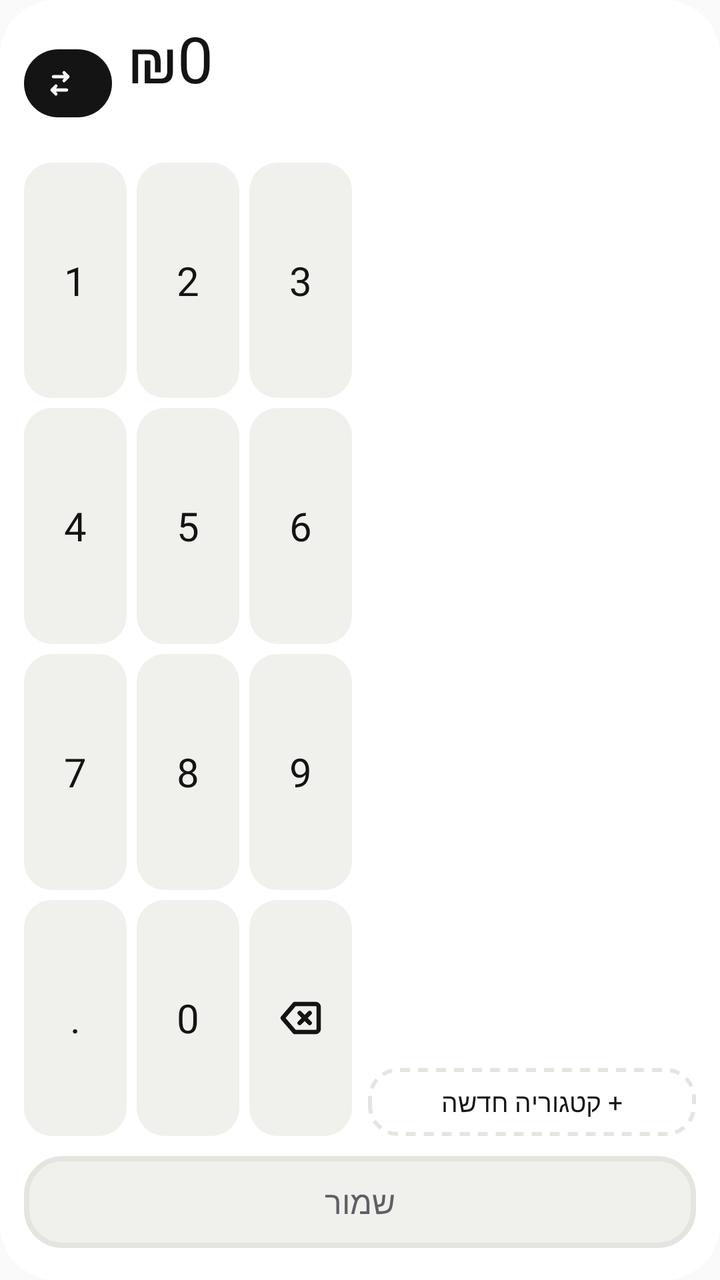
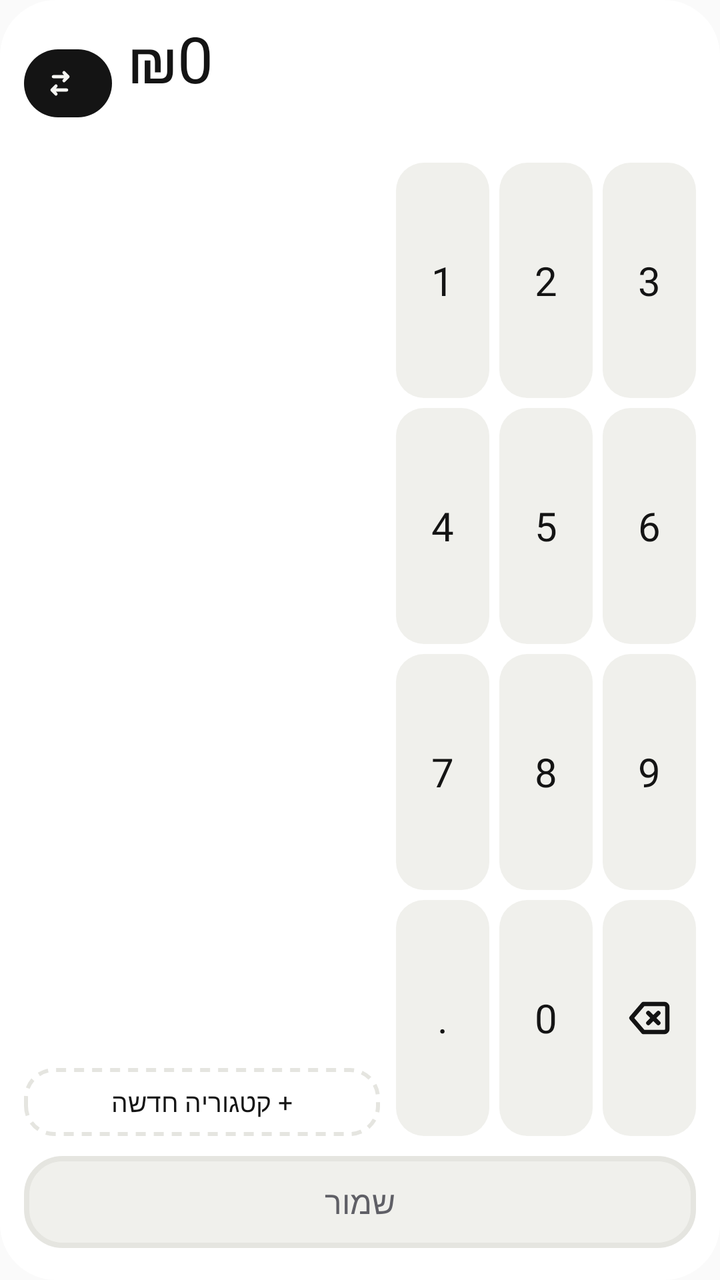

Before-and-after screenshots of an Android layout around one commit, followed by the original layout XML and the change that was made.
<!-- AndroidManifest.xml: application theme AppTheme -->
<!-- res/layout/widget_quick_add.xml -->
<?xml version="1.0" encoding="utf-8"?>
<LinearLayout xmlns:android="http://schemas.android.com/apk/res/android"
    android:id="@+id/root"
    android:layoutDirection="rtl"
    android:layout_width="match_parent"
    android:layout_height="match_parent"
    android:background="@drawable/widget_bg"
    android:orientation="vertical"
    android:padding="12dp">

    
    <LinearLayout
        android:layout_width="match_parent"
        android:layout_height="wrap_content"
        android:gravity="center_vertical"
        android:orientation="horizontal"
        android:paddingStart="4dp">

        <LinearLayout
            android:layout_width="0dp"
            android:layout_height="wrap_content"
            android:layout_weight="1"
            android:orientation="vertical">

            <TextView
                android:id="@+id/amount"
                android:layout_width="match_parent"
                android:layout_height="40dp"
                android:ellipsize="end"
                android:fontFamily="@font/rubik_extrabold"
                android:gravity="start"
                android:includeFontPadding="false"
                android:maxLines="1"
                android:text="₪0"
                android:textColor="@color/w_ink"
                android:textDirection="ltr"
                android:autoSizeMaxTextSize="32sp"
                android:autoSizeMinTextSize="16sp"
                android:autoSizeTextType="uniform"
                android:textSize="32sp" />

            <TextView
                android:id="@+id/status"
                android:layout_width="match_parent"
                android:layout_height="wrap_content"
                android:layout_marginTop="2dp"
                android:ellipsize="end"
                android:fontFamily="@font/rubik_semibold"
                android:maxLines="1"
                android:textColor="@color/w_ink_dim"
                android:textSize="12.5sp" />
        </LinearLayout>

        <LinearLayout
            android:id="@+id/space"
            android:layout_width="wrap_content"
            android:layout_height="34dp"
            android:layout_marginStart="8dp"
            android:background="@drawable/widget_pill_ink"
            android:gravity="center_vertical"
            android:orientation="horizontal"
            android:paddingStart="12dp"
            android:paddingEnd="10dp">

            <TextView
                android:id="@+id/space_name"
                android:layout_width="wrap_content"
                android:layout_height="wrap_content"
                android:ellipsize="end"
                android:fontFamily="@font/rubik_extrabold"
                android:maxLines="1"
                android:maxWidth="110dp"
                android:textColor="@color/w_on_ink"
                android:textSize="13sp" />

            <ImageView
                android:id="@+id/space_swap"
                android:layout_width="16dp"
                android:layout_height="16dp"
                android:layout_marginStart="6dp"
                android:contentDescription="החלף מרחב"
                android:src="@drawable/ic_w_swap" />
        </LinearLayout>
    </LinearLayout>

    
    <LinearLayout
        android:layout_width="match_parent"
        android:layout_height="0dp"
        android:layout_marginTop="10dp"
        android:layout_weight="1"
        android:orientation="horizontal">

        <LinearLayout
            android:layout_width="0dp"
            android:layout_height="match_parent"
            android:layout_marginEnd="8dp"
            android:layout_weight="1"
            android:orientation="vertical">

            <ListView
                android:id="@+id/categories"
                android:layout_width="match_parent"
                android:layout_height="0dp"
                android:layout_weight="1"
                android:divider="@null"
                android:dividerHeight="0dp"
                android:listSelector="@android:color/transparent"
                android:scrollbars="none" />

            <TextView
                android:id="@+id/new_category"
                android:layout_width="match_parent"
                android:layout_height="34dp"
                android:layout_marginTop="4dp"
                android:background="@drawable/widget_dashed"
                android:fontFamily="@font/rubik_extrabold"
                android:gravity="center"
                android:text="+ קטגוריה חדשה"
                android:textColor="@color/w_ink"
                android:textSize="13sp" />
        </LinearLayout>

        <LinearLayout
            android:layout_width="0dp"
            android:layout_height="match_parent"
            android:layout_weight="1"
            android:layoutDirection="ltr"
            android:orientation="vertical">
            <LinearLayout
                android:layout_width="match_parent"
                android:layout_height="0dp"
                android:layout_weight="1"
                android:orientation="horizontal">
                <TextView
                    android:id="@+id/key_1"
                    android:layout_width="0dp"
                    android:layout_height="match_parent"
                    android:layout_weight="1"
                    android:layout_marginEnd="5dp"
                    android:background="@drawable/widget_key"
                    android:fontFamily="@font/rubik_extrabold"
                    android:gravity="center"
                    android:text="1"
                    android:textColor="@color/w_ink"
                    android:textSize="20sp" />
                <TextView
                    android:id="@+id/key_2"
                    android:layout_width="0dp"
                    android:layout_height="match_parent"
                    android:layout_weight="1"
                    android:layout_marginEnd="5dp"
                    android:background="@drawable/widget_key"
                    android:fontFamily="@font/rubik_extrabold"
                    android:gravity="center"
                    android:text="2"
                    android:textColor="@color/w_ink"
                    android:textSize="20sp" />
                <TextView
                    android:id="@+id/key_3"
                    android:layout_width="0dp"
                    android:layout_height="match_parent"
                    android:layout_weight="1"
                    android:background="@drawable/widget_key"
                    android:fontFamily="@font/rubik_extrabold"
                    android:gravity="center"
                    android:text="3"
                    android:textColor="@color/w_ink"
                    android:textSize="20sp" />
            </LinearLayout>
            <LinearLayout
                android:layout_width="match_parent"
                android:layout_height="0dp"
                android:layout_weight="1"
                android:layout_marginTop="5dp"
                android:orientation="horizontal">
                <TextView
                    android:id="@+id/key_4"
                    android:layout_width="0dp"
                    android:layout_height="match_parent"
                    android:layout_weight="1"
                    android:layout_marginEnd="5dp"
                    android:background="@drawable/widget_key"
                    android:fontFamily="@font/rubik_extrabold"
                    android:gravity="center"
                    android:text="4"
                    android:textColor="@color/w_ink"
                    android:textSize="20sp" />
                <TextView
                    android:id="@+id/key_5"
                    android:layout_width="0dp"
                    android:layout_height="match_parent"
                    android:layout_weight="1"
                    android:layout_marginEnd="5dp"
                    android:background="@drawable/widget_key"
                    android:fontFamily="@font/rubik_extrabold"
                    android:gravity="center"
                    android:text="5"
                    android:textColor="@color/w_ink"
                    android:textSize="20sp" />
                <TextView
                    android:id="@+id/key_6"
                    android:layout_width="0dp"
                    android:layout_height="match_parent"
                    android:layout_weight="1"
                    android:background="@drawable/widget_key"
                    android:fontFamily="@font/rubik_extrabold"
                    android:gravity="center"
                    android:text="6"
                    android:textColor="@color/w_ink"
                    android:textSize="20sp" />
            </LinearLayout>
            <LinearLayout
                android:layout_width="match_parent"
                android:layout_height="0dp"
                android:layout_weight="1"
                android:layout_marginTop="5dp"
                android:orientation="horizontal">
                <TextView
                    android:id="@+id/key_7"
                    android:layout_width="0dp"
                    android:layout_height="match_parent"
                    android:layout_weight="1"
                    android:layout_marginEnd="5dp"
                    android:background="@drawable/widget_key"
                    android:fontFamily="@font/rubik_extrabold"
                    android:gravity="center"
                    android:text="7"
                    android:textColor="@color/w_ink"
                    android:textSize="20sp" />
                <TextView
                    android:id="@+id/key_8"
                    android:layout_width="0dp"
                    android:layout_height="match_parent"
                    android:layout_weight="1"
                    android:layout_marginEnd="5dp"
                    android:background="@drawable/widget_key"
                    android:fontFamily="@font/rubik_extrabold"
                    android:gravity="center"
                    android:text="8"
                    android:textColor="@color/w_ink"
                    android:textSize="20sp" />
                <TextView
                    android:id="@+id/key_9"
                    android:layout_width="0dp"
                    android:layout_height="match_parent"
                    android:layout_weight="1"
                    android:background="@drawable/widget_key"
                    android:fontFamily="@font/rubik_extrabold"
                    android:gravity="center"
                    android:text="9"
                    android:textColor="@color/w_ink"
                    android:textSize="20sp" />
            </LinearLayout>
            <LinearLayout
                android:layout_width="match_parent"
                android:layout_height="0dp"
                android:layout_weight="1"
                android:layout_marginTop="5dp"
                android:orientation="horizontal">
                <TextView
                    android:id="@+id/key_dot"
                    android:layout_width="0dp"
                    android:layout_height="match_parent"
                    android:layout_weight="1"
                    android:layout_marginEnd="5dp"
                    android:background="@drawable/widget_key"
                    android:fontFamily="@font/rubik_extrabold"
                    android:gravity="center"
                    android:text="."
                    android:textColor="@color/w_ink"
                    android:textSize="20sp" />
                <TextView
                    android:id="@+id/key_0"
                    android:layout_width="0dp"
                    android:layout_height="match_parent"
                    android:layout_weight="1"
                    android:layout_marginEnd="5dp"
                    android:background="@drawable/widget_key"
                    android:fontFamily="@font/rubik_extrabold"
                    android:gravity="center"
                    android:text="0"
                    android:textColor="@color/w_ink"
                    android:textSize="20sp" />
                <ImageView
                    android:id="@+id/key_del"
                    android:layout_width="0dp"
                    android:layout_height="match_parent"
                    android:layout_weight="1"
                    android:background="@drawable/widget_key"
                    android:contentDescription="מחק"
                    android:scaleType="center"
                    android:src="@drawable/ic_w_backspace" />
            </LinearLayout>
        </LinearLayout>
    </LinearLayout>

    <TextView
        android:id="@+id/save"
        android:layout_width="match_parent"
        android:layout_height="50dp"
        android:layout_marginTop="10dp"
        android:background="@drawable/widget_btn_disabled"
        android:fontFamily="@font/rubik_extrabold"
        android:gravity="center"
        android:paddingBottom="4dp"
        android:text="שמור"
        android:textColor="@color/w_ink_dim"
        android:textSize="16sp" />
</LinearLayout>
<!-- resources referenced by this layout -->
<resources>
  <color name="w_ink">#141414</color>
  <color name="w_ink_dim">#5F5F66</color>
  <color name="w_on_ink">#F6F6F3</color>
  <!-- drawable ic_w_backspace (drawable) -->
  <?xml version="1.0" encoding="utf-8"?>
  <vector xmlns:android="http://schemas.android.com/apk/res/android"
      android:width="24dp"
      android:height="24dp"
      android:viewportWidth="24"
      android:viewportHeight="24">
      <path
          android:pathData="M9 5h10.5a1.5 1.5 0 0 1 1.5 1.5v11a1.5 1.5 0 0 1-1.5 1.5H9l-6-7Z"
          android:strokeColor="@color/w_ink"
          android:strokeWidth="2.2"
          android:strokeLineJoin="round" />
      <path
          android:pathData="m11.5 9.5 5 5m0-5-5 5"
          android:strokeColor="@color/w_ink"
          android:strokeWidth="2.2"
          android:strokeLineCap="round" />
  </vector>
  <!-- drawable ic_w_swap (drawable) -->
  <?xml version="1.0" encoding="utf-8"?>
  <vector xmlns:android="http://schemas.android.com/apk/res/android"
      android:width="24dp"
      android:height="24dp"
      android:viewportWidth="24"
      android:viewportHeight="24">
      <path
          android:pathData="M7 7h11m0 0-3-3m3 3-3 3M17 17H6m0 0 3-3m-3 3 3 3"
          android:strokeColor="@color/w_on_ink"
          android:strokeWidth="2.4"
          android:strokeLineCap="round"
          android:strokeLineJoin="round" />
  </vector>
  <!-- drawable widget_bg (drawable) -->
  <?xml version="1.0" encoding="utf-8"?>
  <shape xmlns:android="http://schemas.android.com/apk/res/android" android:shape="rectangle">
      <solid android:color="@color/w_surface" />
      <corners android:radius="28dp" />
  </shape>
  <!-- drawable widget_btn_disabled (drawable) -->
  <?xml version="1.0" encoding="utf-8"?>
  <layer-list xmlns:android="http://schemas.android.com/apk/res/android">
      <item android:bottom="4dp">
          <shape android:shape="rectangle">
              <solid android:color="@color/w_surface_2" />
              <stroke android:width="2.5dp" android:color="@color/w_surface_3" />
              <corners android:radius="18dp" />
          </shape>
      </item>
  </layer-list>
  <!-- drawable widget_key (drawable) -->
  <?xml version="1.0" encoding="utf-8"?>
  <selector xmlns:android="http://schemas.android.com/apk/res/android">
      <item android:state_pressed="true">
          <shape android:shape="rectangle">
              <solid android:color="@color/w_surface_3" />
              <corners android:radius="14dp" />
          </shape>
      </item>
      <item>
          <shape android:shape="rectangle">
              <solid android:color="@color/w_surface_2" />
              <corners android:radius="14dp" />
          </shape>
      </item>
  </selector>
  <!-- drawable widget_pill_ink (drawable) -->
  <?xml version="1.0" encoding="utf-8"?>
  <shape xmlns:android="http://schemas.android.com/apk/res/android" android:shape="rectangle">
      <solid android:color="@color/w_ink" />
      <corners android:radius="999dp" />
  </shape>
  <style name="AppTheme" parent="Theme.AppCompat.Light.DarkActionBar">
          
          <item name="colorPrimary">@color/colorPrimary</item>
          <item name="colorPrimaryDark">@color/colorPrimaryDark</item>
          <item name="colorAccent">@color/colorAccent</item>
      </style>
  <color name="w_surface">#FFFFFF</color>
  <color name="w_surface_2">#F0F0EC</color>
  <color name="w_surface_3">#E5E5E0</color>
  <!-- unchanged entries left out for length: 1 -->
</resources>

<!-- the commit's change to res/layout/widget_quick_add.xml (unified diff, before → after) -->
@@ -92,9 +92,182 @@
         android:orientation="horizontal">
 
         <LinearLayout
+            android:id="@+id/keypad"
+            android:layout_width="150dp"
+            android:layout_height="match_parent"
+            android:layoutDirection="ltr"
+            android:orientation="vertical">
+            <LinearLayout
+                android:layout_width="match_parent"
+                android:layout_height="0dp"
+                android:layout_weight="1"
+                android:orientation="horizontal">
+                <TextView
+                    android:id="@+id/key_1"
+                    android:layout_width="0dp"
+                    android:layout_height="match_parent"
+                    android:layout_weight="1"
+                    android:layout_marginEnd="5dp"
+                    android:background="@drawable/widget_key"
+                    android:fontFamily="@font/rubik_extrabold"
+                    android:gravity="center"
+                    android:text="1"
+                    android:textColor="@color/w_ink"
+                    android:textSize="20sp" />
+                <TextView
+                    android:id="@+id/key_2"
+                    android:layout_width="0dp"
+                    android:layout_height="match_parent"
+                    android:layout_weight="1"
+                    android:layout_marginEnd="5dp"
+                    android:background="@drawable/widget_key"
+                    android:fontFamily="@font/rubik_extrabold"
+                    android:gravity="center"
+                    android:text="2"
+                    android:textColor="@color/w_ink"
+                    android:textSize="20sp" />
+                <TextView
+                    android:id="@+id/key_3"
+                    android:layout_width="0dp"
+                    android:layout_height="match_parent"
+                    android:layout_weight="1"
+                    android:background="@drawable/widget_key"
+                    android:fontFamily="@font/rubik_extrabold"
+                    android:gravity="center"
+                    android:text="3"
+                    android:textColor="@color/w_ink"
+                    android:textSize="20sp" />
+            </LinearLayout>
+            <LinearLayout
+                android:layout_width="match_parent"
+                android:layout_height="0dp"
+                android:layout_weight="1"
+                android:layout_marginTop="5dp"
+                android:orientation="horizontal">
+                <TextView
+                    android:id="@+id/key_4"
+                    android:layout_width="0dp"
+                    android:layout_height="match_parent"
+                    android:layout_weight="1"
+                    android:layout_marginEnd="5dp"
+                    android:background="@drawable/widget_key"
+                    android:fontFamily="@font/rubik_extrabold"
+                    android:gravity="center"
+                    android:text="4"
+                    android:textColor="@color/w_ink"
+                    android:textSize="20sp" />
+                <TextView
+                    android:id="@+id/key_5"
+                    android:layout_width="0dp"
+                    android:layout_height="match_parent"
+                    android:layout_weight="1"
+                    android:layout_marginEnd="5dp"
+                    android:background="@drawable/widget_key"
+                    android:fontFamily="@font/rubik_extrabold"
+                    android:gravity="center"
+                    android:text="5"
+                    android:textColor="@color/w_ink"
+                    android:textSize="20sp" />
+                <TextView
+                    android:id="@+id/key_6"
+                    android:layout_width="0dp"
+                    android:layout_height="match_parent"
+                    android:layout_weight="1"
+                    android:background="@drawable/widget_key"
+                    android:fontFamily="@font/rubik_extrabold"
+                    android:gravity="center"
+                    android:text="6"
+                    android:textColor="@color/w_ink"
+                    android:textSize="20sp" />
+            </LinearLayout>
+            <LinearLayout
+                android:layout_width="match_parent"
+                android:layout_height="0dp"
+                android:layout_weight="1"
+                android:layout_marginTop="5dp"
+                android:orientation="horizontal">
+                <TextView
+                    android:id="@+id/key_7"
+                    android:layout_width="0dp"
+                    android:layout_height="match_parent"
+                    android:layout_weight="1"
+                    android:layout_marginEnd="5dp"
+                    android:background="@drawable/widget_key"
+                    android:fontFamily="@font/rubik_extrabold"
+                    android:gravity="center"
+                    android:text="7"
+                    android:textColor="@color/w_ink"
+                    android:textSize="20sp" />
+                <TextView
+                    android:id="@+id/key_8"
+                    android:layout_width="0dp"
+                    android:layout_height="match_parent"
+                    android:layout_weight="1"
+                    android:layout_marginEnd="5dp"
+                    android:background="@drawable/widget_key"
+                    android:fontFamily="@font/rubik_extrabold"
+                    android:gravity="center"
+                    android:text="8"
+                    android:textColor="@color/w_ink"
+                    android:textSize="20sp" />
+                <TextView
+                    android:id="@+id/key_9"
+                    android:layout_width="0dp"
+                    android:layout_height="match_parent"
+                    android:layout_weight="1"
+                    android:background="@drawable/widget_key"
+                    android:fontFamily="@font/rubik_extrabold"
+                    android:gravity="center"
+                    android:text="9"
+                    android:textColor="@color/w_ink"
+                    android:textSize="20sp" />
+            </LinearLayout>
+            <LinearLayout
+                android:layout_width="match_parent"
+                android:layout_height="0dp"
+                android:layout_weight="1"
+                android:layout_marginTop="5dp"
+                android:orientation="horizontal">
+                <TextView
+                    android:id="@+id/key_dot"
+                    android:layout_width="0dp"
+                    android:layout_height="match_parent"
+                    android:layout_weight="1"
+                    android:layout_marginEnd="5dp"
+                    android:background="@drawable/widget_key"
+                    android:fontFamily="@font/rubik_extrabold"
+                    android:gravity="center"
+                    android:text="."
+                    android:textColor="@color/w_ink"
+                    android:textSize="20sp" />
+                <TextView
+                    android:id="@+id/key_0"
+                    android:layout_width="0dp"
+                    android:layout_height="match_parent"
+                    android:layout_weight="1"
+                    android:layout_marginEnd="5dp"
+                    android:background="@drawable/widget_key"
+                    android:fontFamily="@font/rubik_extrabold"
+                    android:gravity="center"
+                    android:text="0"
+                    android:textColor="@color/w_ink"
+                    android:textSize="20sp" />
+                <ImageView
+                    android:id="@+id/key_del"
+                    android:layout_width="0dp"
+                    android:layout_height="match_parent"
+                    android:layout_weight="1"
+                    android:background="@drawable/widget_key"
+                    android:contentDescription="מחק"
+                    android:scaleType="center"
+                    android:src="@drawable/ic_w_backspace" />
+            </LinearLayout>
+        </LinearLayout>
+        
+        <LinearLayout
             android:layout_width="0dp"
             android:layout_height="match_parent"
-            android:layout_marginEnd="8dp"
+            android:layout_marginStart="8dp"
             android:layout_weight="1"
             android:orientation="vertical">
 
@@ -121,178 +294,6 @@
                 android:textSize="13sp" />
         </LinearLayout>
 
-        <LinearLayout
-            android:layout_width="0dp"
-            android:layout_height="match_parent"
-            android:layout_weight="1"
-            android:layoutDirection="ltr"
-            android:orientation="vertical">
-            <LinearLayout
-                android:layout_width="match_parent"
-                android:layout_height="0dp"
-                android:layout_weight="1"
-                android:orientation="horizontal">
-                <TextView
-                    android:id="@+id/key_1"
-                    android:layout_width="0dp"
-                    android:layout_height="match_parent"
-                    android:layout_weight="1"
-                    android:layout_marginEnd="5dp"
-                    android:background="@drawable/widget_key"
-                    android:fontFamily="@font/rubik_extrabold"
-                    android:gravity="center"
-                    android:text="1"
-                    android:textColor="@color/w_ink"
-                    android:textSize="20sp" />
-                <TextView
-                    android:id="@+id/key_2"
-                    android:layout_width="0dp"
-                    android:layout_height="match_parent"
-                    android:layout_weight="1"
-                    android:layout_marginEnd="5dp"
-                    android:background="@drawable/widget_key"
-                    android:fontFamily="@font/rubik_extrabold"
-                    android:gravity="center"
-                    android:text="2"
-                    android:textColor="@color/w_ink"
-                    android:textSize="20sp" />
-                <TextView
-                    android:id="@+id/key_3"
-                    android:layout_width="0dp"
-                    android:layout_height="match_parent"
-                    android:layout_weight="1"
-                    android:background="@drawable/widget_key"
-                    android:fontFamily="@font/rubik_extrabold"
-                    android:gravity="center"
-                    android:text="3"
-                    android:textColor="@color/w_ink"
-                    android:textSize="20sp" />
-            </LinearLayout>
-            <LinearLayout
-                android:layout_width="match_parent"
-                android:layout_height="0dp"
-                android:layout_weight="1"
-                android:layout_marginTop="5dp"
-                android:orientation="horizontal">
-                <TextView
-                    android:id="@+id/key_4"
-                    android:layout_width="0dp"
-                    android:layout_height="match_parent"
-                    android:layout_weight="1"
-                    android:layout_marginEnd="5dp"
-                    android:background="@drawable/widget_key"
-                    android:fontFamily="@font/rubik_extrabold"
-                    android:gravity="center"
-                    android:text="4"
-                    android:textColor="@color/w_ink"
-                    android:textSize="20sp" />
-                <TextView
-                    android:id="@+id/key_5"
-                    android:layout_width="0dp"
-                    android:layout_height="match_parent"
-                    android:layout_weight="1"
-                    android:layout_marginEnd="5dp"
-                    android:background="@drawable/widget_key"
-                    android:fontFamily="@font/rubik_extrabold"
-                    android:gravity="center"
-                    android:text="5"
-                    android:textColor="@color/w_ink"
-                    android:textSize="20sp" />
-                <TextView
-                    android:id="@+id/key_6"
-                    android:layout_width="0dp"
-                    android:layout_height="match_parent"
-                    android:layout_weight="1"
-                    android:background="@drawable/widget_key"
-                    android:fontFamily="@font/rubik_extrabold"
-                    android:gravity="center"
-                    android:text="6"
-                    android:textColor="@color/w_ink"
-                    android:textSize="20sp" />
-            </LinearLayout>
-            <LinearLayout
-                android:layout_width="match_parent"
-                android:layout_height="0dp"
-                android:layout_weight="1"
-                android:layout_marginTop="5dp"
-                android:orientation="horizontal">
-                <TextView
-                    android:id="@+id/key_7"
-                    android:layout_width="0dp"
-                    android:layout_height="match_parent"
-                    android:layout_weight="1"
-                    android:layout_marginEnd="5dp"
-                    android:background="@drawable/widget_key"
-                    android:fontFamily="@font/rubik_extrabold"
-                    android:gravity="center"
-                    android:text="7"
-                    android:textColor="@color/w_ink"
-                    android:textSize="20sp" />
-                <TextView
-                    android:id="@+id/key_8"
-                    android:layout_width="0dp"
-                    android:layout_height="match_parent"
-                    android:layout_weight="1"
-                    android:layout_marginEnd="5dp"
-                    android:background="@drawable/widget_key"
-                    android:fontFamily="@font/rubik_extrabold"
-                    android:gravity="center"
-                    android:text="8"
-                    android:textColor="@color/w_ink"
-                    android:textSize="20sp" />
-                <TextView
-                    android:id="@+id/key_9"
-                    android:layout_width="0dp"
-                    android:layout_height="match_parent"
-                    android:layout_weight="1"
-                    android:background="@drawable/widget_key"
-                    android:fontFamily="@font/rubik_extrabold"
-                    android:gravity="center"
-                    android:text="9"
-                    android:textColor="@color/w_ink"
-                    android:textSize="20sp" />
-            </LinearLayout>
-            <LinearLayout
-                android:layout_width="match_parent"
-                android:layout_height="0dp"
-                android:layout_weight="1"
-                android:layout_marginTop="5dp"
-                android:orientation="horizontal">
-                <TextView
-                    android:id="@+id/key_dot"
-                    android:layout_width="0dp"
-                    android:layout_height="match_parent"
-                    android:layout_weight="1"
-                    android:layout_marginEnd="5dp"
-                    android:background="@drawable/widget_key"
-                    android:fontFamily="@font/rubik_extrabold"
-                    android:gravity="center"
-                    android:text="."
-                    android:textColor="@color/w_ink"
-                    android:textSize="20sp" />
-                <TextView
-                    android:id="@+id/key_0"
-                    android:layout_width="0dp"
-                    android:layout_height="match_parent"
-                    android:layout_weight="1"
-                    android:layout_marginEnd="5dp"
-                    android:background="@drawable/widget_key"
-                    android:fontFamily="@font/rubik_extrabold"
-                    android:gravity="center"
-                    android:text="0"
-                    android:textColor="@color/w_ink"
-                    android:textSize="20sp" />
-                <ImageView
-                    android:id="@+id/key_del"
-                    android:layout_width="0dp"
-                    android:layout_height="match_parent"
-                    android:layout_weight="1"
-                    android:background="@drawable/widget_key"
-                    android:contentDescription="מחק"
-                    android:scaleType="center"
-                    android:src="@drawable/ic_w_backspace" />
-            </LinearLayout>
-        </LinearLayout>
     </LinearLayout>
 
     <TextView
